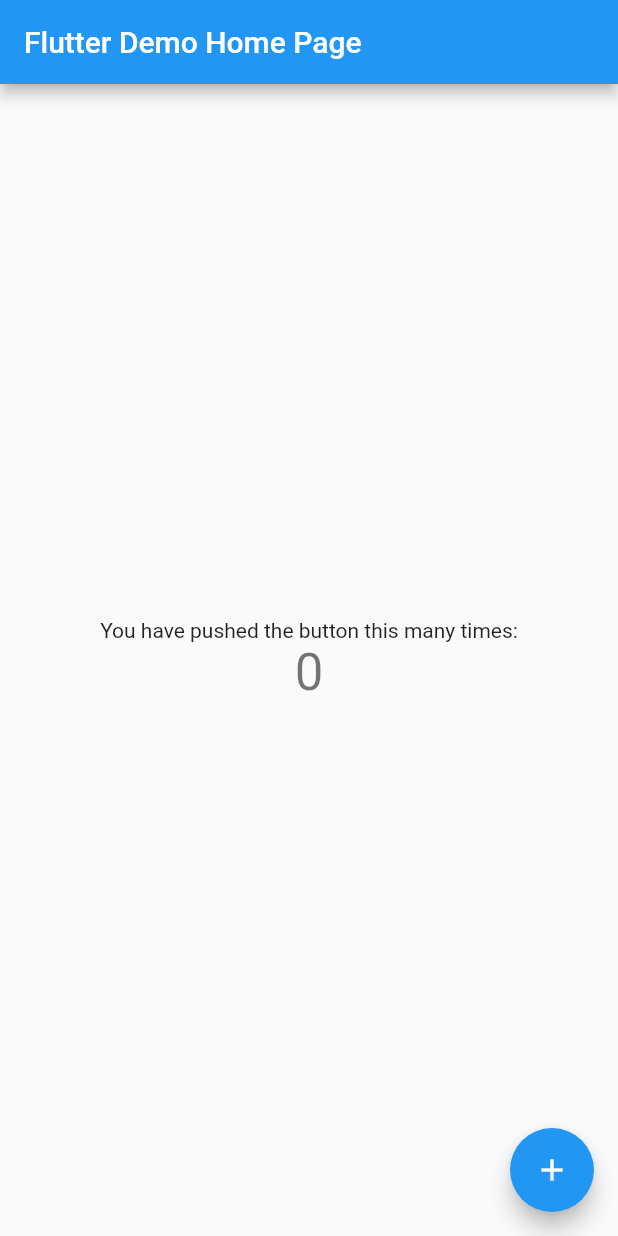
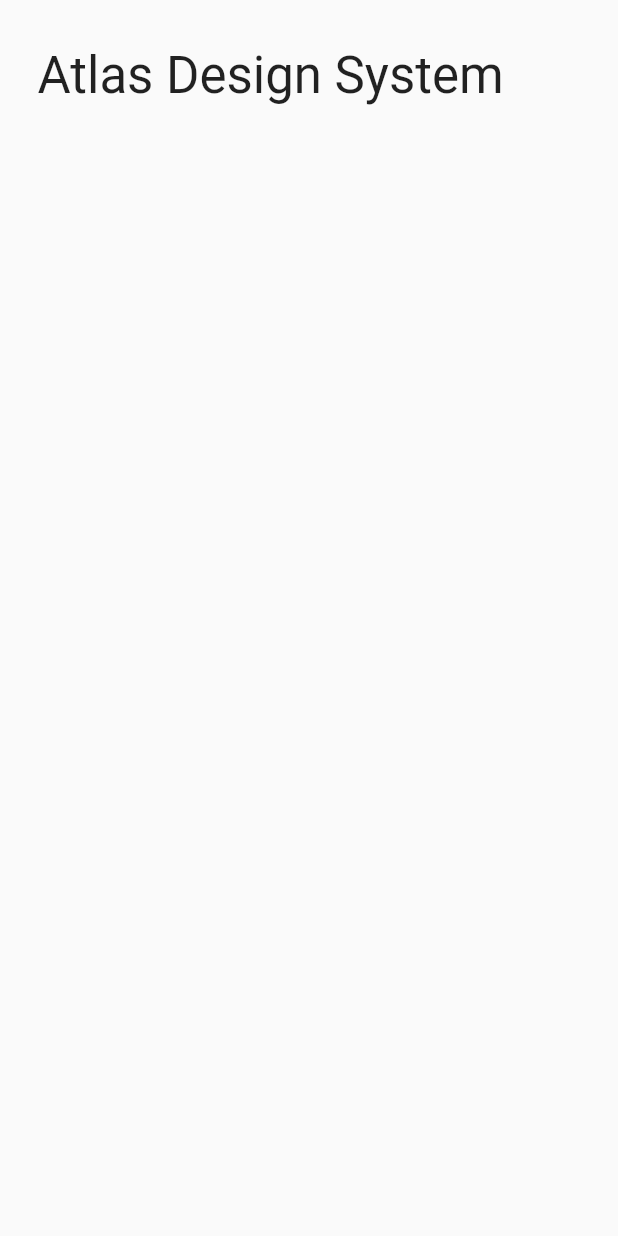
Before and after one commit to douglaswender/atlas, a Flutter app: the screen it shows after launch, on a phone screen of 412 x 824 dp. Run offline on Flutter 3.47's test engine with Material 2 defaults, Android fonts, the phone set to English and light mode, and no system bars.

Commit message:
text styles, colors, default constructors

```diff
--- /dev/null
+++ b/example/lib/atlas_example_view.dart
@@ -0,0 +1,21 @@
+import 'package:flutter/material.dart';
+import 'package:atlas/atlas.dart';
+
+class AtlasExampleView extends StatelessWidget {
+  const AtlasExampleView({Key? key}) : super(key: key);
+
+  @override
+  Widget build(BuildContext context) {
+    return Scaffold(
+      body: ListView(
+        padding: const EdgeInsets.symmetric(
+          horizontal: 25,
+          vertical: 30,
+        ),
+        children: const [
+          AtlasText.heading1('Atlas Design System'),
+        ],
+      ),
+    );
+  }
+}
--- a/example/lib/main.dart
+++ b/example/lib/main.dart
@@ -1,3 +1,4 @@
+import 'package:example/atlas_example_view.dart';
 import 'package:flutter/material.dart';
 
 void main() {
@@ -7,109 +8,14 @@
 class MyApp extends StatelessWidget {
   const MyApp({Key? key}) : super(key: key);
 
-  // This widget is the root of your application.
   @override
   Widget build(BuildContext context) {
     return MaterialApp(
       title: 'Flutter Demo',
       theme: ThemeData(
-        // This is the theme of your application.
-        //
-        // Try running your application with "flutter run". You'll see the
-        // application has a blue toolbar. Then, without quitting the app, try
-        // changing the primarySwatch below to Colors.green and then invoke
-        // "hot reload" (press "r" in the console where you ran "flutter run",
-        // or simply save your changes to "hot reload" in a Flutter IDE).
-        // Notice that the counter didn't reset back to zero; the application
-        // is not restarted.
         primarySwatch: Colors.blue,
       ),
-      home: const MyHomePage(title: 'Flutter Demo Home Page'),
+      home: AtlasExampleView(),
     );
   }
 }
-
-class MyHomePage extends StatefulWidget {
-  const MyHomePage({Key? key, required this.title}) : super(key: key);
-
-  // This widget is the home page of your application. It is stateful, meaning
-  // that it has a State object (defined below) that contains fields that affect
-  // how it looks.
-
-  // This class is the configuration for the state. It holds the values (in this
-  // case the title) provided by the parent (in this case the App widget) and
-  // used by the build method of the State. Fields in a Widget subclass are
-  // always marked "final".
-
-  final String title;
-
-  @override
-  State<MyHomePage> createState() => _MyHomePageState();
-}
-
-class _MyHomePageState extends State<MyHomePage> {
-  int _counter = 0;
-
-  void _incrementCounter() {
-    setState(() {
-      // This call to setState tells the Flutter framework that something has
-      // changed in this State, which causes it to rerun the build method below
-      // so that the display can reflect the updated values. If we changed
-      // _counter without calling setState(), then the build method would not be
-      // called again, and so nothing would appear to happen.
-      _counter++;
-    });
-  }
-
-  @override
-  Widget build(BuildContext context) {
-    // This method is rerun every time setState is called, for instance as done
-    // by the _incrementCounter method above.
-    //
-    // The Flutter framework has been optimized to make rerunning build methods
-    // fast, so that you can just rebuild anything that needs updating rather
-    // than having to individually change instances of widgets.
-    return Scaffold(
-      appBar: AppBar(
-        // Here we take the value from the MyHomePage object that was created by
-        // the App.build method, and use it to set our appbar title.
-        title: Text(widget.title),
-      ),
-      body: Center(
-        // Center is a layout widget. It takes a single child and positions it
-        // in the middle of the parent.
-        child: Column(
-          // Column is also a layout widget. It takes a list of children and
-          // arranges them vertically. By default, it sizes itself to fit its
-          // children horizontally, and tries to be as tall as its parent.
-          //
-          // Invoke "debug painting" (press "p" in the console, choose the
-          // "Toggle Debug Paint" action from the Flutter Inspector in Android
-          // Studio, or the "Toggle Debug Paint" command in Visual Studio Code)
-          // to see the wireframe for each widget.
-          //
-          // Column has various properties to control how it sizes itself and
-          // how it positions its children. Here we use mainAxisAlignment to
-          // center the children vertically; the main axis here is the vertical
-          // axis because Columns are vertical (the cross axis would be
-          // horizontal).
-          mainAxisAlignment: MainAxisAlignment.center,
-          children: <Widget>[
-            const Text(
-              'You have pushed the button this many times:',
-            ),
-            Text(
-              '$_counter',
-              style: Theme.of(context).textTheme.headline4,
-            ),
-          ],
-        ),
-      ),
-      floatingActionButton: FloatingActionButton(
-        onPressed: _incrementCounter,
-        tooltip: 'Increment',
-        child: const Icon(Icons.add),
-      ), // This trailing comma makes auto-formatting nicer for build methods.
-    );
-  }
-}
--- a/lib/atlas.dart
+++ b/lib/atlas.dart
@@ -1,7 +1,3 @@
 library atlas;
 
-/// A Calculator.
-class Calculator {
-  /// Returns [value] plus 1.
-  int addOne(int value) => value + 1;
-}
+export 'src/atoms/atoms.dart';
--- /dev/null
+++ b/lib/src/atoms/atlas_text.dart
@@ -0,0 +1,66 @@
+import 'package:atlas/src/shared/styles/atlas_color.dart';
+import 'package:atlas/src/shared/styles/atlas_text_style.dart';
+import 'package:flutter/material.dart';
+
+@immutable
+class AtlasText extends StatelessWidget {
+  final String text;
+  final TextStyle style;
+
+  const AtlasText({
+    Key? key,
+    required this.text,
+    required this.style,
+  }) : super(key: key);
+
+  const AtlasText.heading1(
+    this.text, {
+    Key? key,
+  })  : style = AtlasTextStyle.heading1Style,
+        super(key: key);
+
+  const AtlasText.heading2(
+    this.text, {
+    Key? key,
+  })  : style = AtlasTextStyle.heading2Style,
+        super(key: key);
+
+  const AtlasText.heading3(
+    this.text, {
+    Key? key,
+  })  : style = AtlasTextStyle.heading3Style,
+        super(key: key);
+
+  const AtlasText.headline(
+    this.text, {
+    Key? key,
+  })  : style = AtlasTextStyle.headlineStyle,
+        super(key: key);
+
+  const AtlasText.subheadline(
+    this.text, {
+    Key? key,
+  })  : style = AtlasTextStyle.subheadlineStyle,
+        super(key: key);
+
+  AtlasText.body(
+    this.text, {
+    Color color = AtlasColor.secondaryColor,
+    Key? key,
+  })  : style = AtlasTextStyle.bodyStyle.copyWith(color: color),
+        super(key: key);
+
+  const AtlasText.caption(
+    this.text, {
+    Key? key,
+  })  : style = AtlasTextStyle.captionStyle,
+        super(key: key);
+
+  @override
+  Widget build(BuildContext context) {
+    return Text(
+      text,
+      style: style,
+    );
+  }
+}
--- /dev/null
+++ b/lib/src/atoms/atoms.dart
@@ -0,0 +1 @@
+export 'atlas_text.dart';
--- /dev/null
+++ b/lib/src/shared/styles/atlas_color.dart
@@ -0,0 +1,8 @@
+import 'package:flutter/material.dart';
+
+class AtlasColor {
+  static const primaryColor = Color(0xff22af5d);
+  static const secondaryColor = Color(0xff868686);
+  static const thirdColor = Color(0xffe5e5e5);
+  static const fourthColor = Color(0xfff2f2f2);
+}
--- /dev/null
+++ b/lib/src/shared/styles/atlas_text_style.dart
@@ -0,0 +1,40 @@
+//! THIS IS TEXT STYLES PROJECT
+
+import 'package:flutter/cupertino.dart';
+
+class AtlasTextStyle {
+  static const TextStyle heading1Style = TextStyle(
+    fontSize: 34,
+    fontWeight: FontWeight.w400,
+  );
+
+  static const TextStyle heading2Style = TextStyle(
+    fontSize: 28,
+    fontWeight: FontWeight.w600,
+  );
+
+  static const TextStyle heading3Style = TextStyle(
+    fontSize: 24,
+    fontWeight: FontWeight.w600,
+  );
+
+  static const TextStyle headlineStyle = TextStyle(
+    fontSize: 30,
+    fontWeight: FontWeight.w700,
+  );
+
+  static const TextStyle subheadlineStyle = TextStyle(
+    fontSize: 20,
+    fontWeight: FontWeight.w400,
+  );
+
+  static const TextStyle bodyStyle = TextStyle(
+    fontSize: 16,
+    fontWeight: FontWeight.w400,
+  );
+
+  static const TextStyle captionStyle = TextStyle(
+    fontSize: 12,
+    fontWeight: FontWeight.w400,
+  );
+}
```
